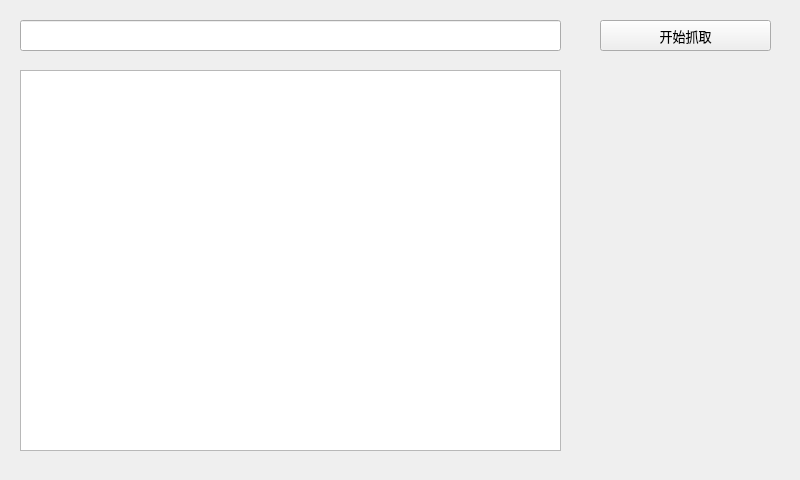
Before: the Qt Designer form app.ui in fyl00/ExportXiamiList, drawn with Qt 5.
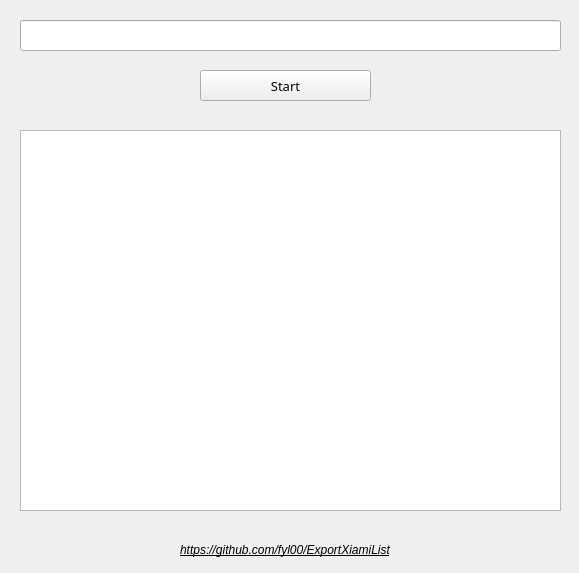
After: the same form once the commit is applied.

Commit message: Initalized app.py with ui

```diff
--- a/app.ui
+++ b/app.ui
@@ -6,8 +6,8 @@
    <rect>
     <x>0</x>
     <y>0</y>
-    <width>800</width>
-    <height>480</height>
+    <width>579</width>
+    <height>573</height>
    </rect>
   </property>
   <property name="sizePolicy">
@@ -40,7 +40,7 @@
     <property name="geometry">
      <rect>
       <x>20</x>
-      <y>70</y>
+      <y>130</y>
       <width>541</width>
       <height>381</height>
      </rect>
@@ -49,8 +49,8 @@
    <widget class="QPushButton" name="pushButton">
     <property name="geometry">
      <rect>
-      <x>600</x>
-      <y>20</y>
+      <x>200</x>
+      <y>70</y>
       <width>171</width>
       <height>31</height>
      </rect>
@@ -64,7 +64,27 @@
      </font>
     </property>
     <property name="text">
-     <string>开始抓取</string>
+     <string>Start</string>
+    </property>
+   </widget>
+   <widget class="QLabel" name="sourceLabel">
+    <property name="geometry">
+     <rect>
+      <x>180</x>
+      <y>540</y>
+      <width>221</width>
+      <height>20</height>
+     </rect>
+    </property>
+    <property name="font">
+     <font>
+      <family>Arial</family>
+      <italic>true</italic>
+      <underline>true</underline>
+     </font>
+    </property>
+    <property name="text">
+     <string>https://github.com/fyl00/ExportXiamiList</string>
     </property>
    </widget>
   </widget>
```
Left out of the diff: 6 changed lines with no effect on the pictures. The commit also changes 2 other files.
